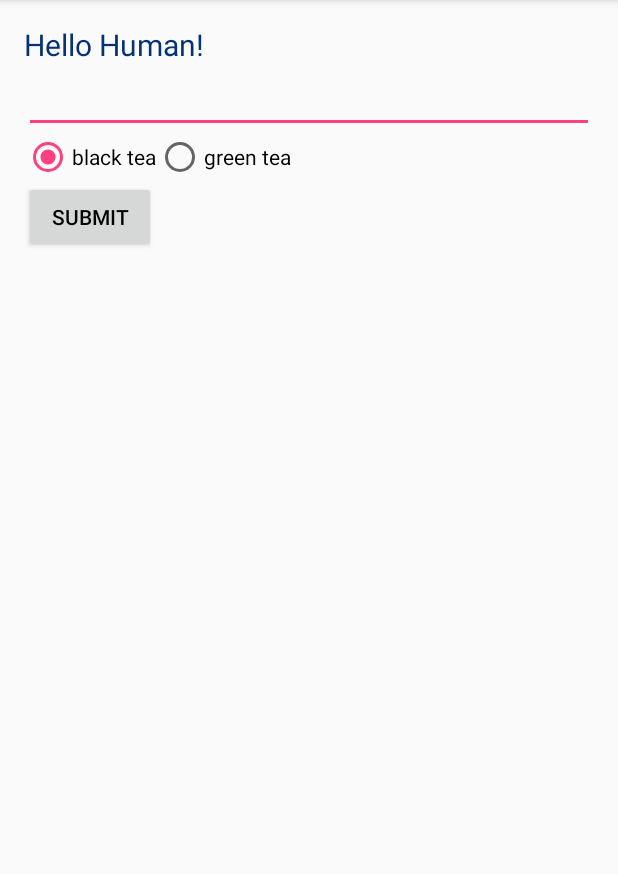
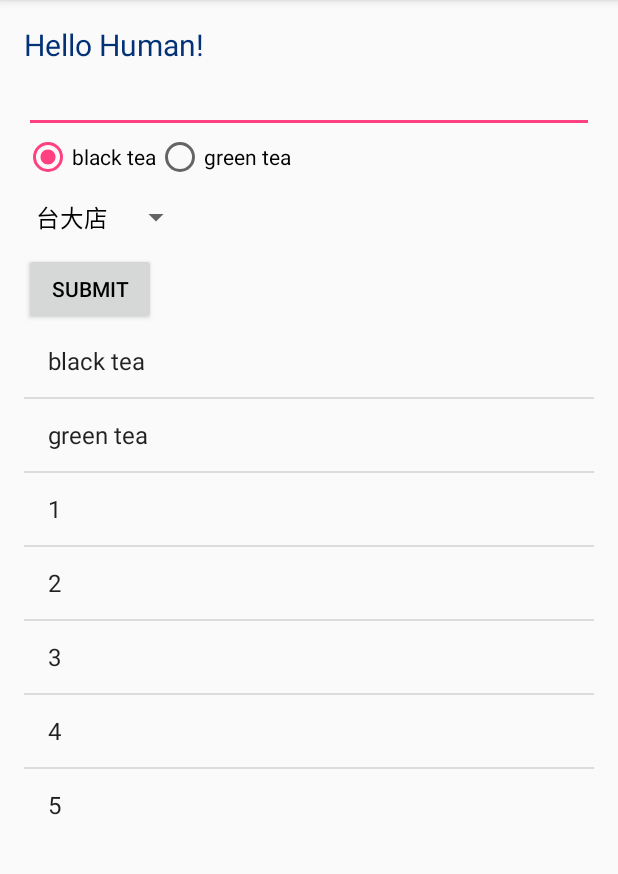
Before and after one commit to winlaii/android_270, an Android app: the screen it shows after launch (MainActivity), on a phone screen of 412 x 824 dp, the part 84-958 px from its top. Run offline under Robolectric (Android 15) with nearby library versions, the phone set to English and light mode, and no system bars.

Commit message:
add listview and spinner

```diff
--- a/SimpleUI/app/src/main/java/com/example/user/simpleui/MainActivity.java
+++ b/SimpleUI/app/src/main/java/com/example/user/simpleui/MainActivity.java
@@ -4,15 +4,20 @@ import android.support.v7.app.AppCompatActivity;
 import android.os.Bundle;
 import android.view.KeyEvent;
 import android.view.View;
+import android.widget.ArrayAdapter;
 import android.widget.EditText;
+import android.widget.ListView;
 import android.widget.RadioButton;
 import android.widget.RadioGroup;
+import android.widget.Spinner;
 import android.widget.TextView;
 
 public class MainActivity extends AppCompatActivity {
     TextView textView;
     EditText editText;
     RadioGroup radioGroup;
+    ListView listView;
+    Spinner spinner;
 
     String selectedTea = "black tea";
 
@@ -24,6 +29,8 @@ public class MainActivity extends AppCompatActivity {
         textView = (TextView)findViewById(R.id.textView);
         editText= (EditText)findViewById(R.id.editText);
         radioGroup = (RadioGroup)findViewById(R.id.radioGroup);
+        listView = (ListView)findViewById(R.id.listView);
+        spinner = (Spinner)findViewById(R.id.spinner);
 
         editText.setOnKeyListener(new View.OnKeyListener() {
             @Override
@@ -44,6 +51,22 @@ public class MainActivity extends AppCompatActivity {
                 selectedTea = radioButton.getText().toString();
             }
         });
+        setupListView();
+        setupSpinner();
+    }
+
+    public void setupListView()
+    {
+        String[] data = new String[]{"black tea", "green tea", "1", "2", "3", "4", "5"};
+        ArrayAdapter<String> adapter = new ArrayAdapter<String>(this,android.R.layout.simple_list_item_1, data);
+        listView.setAdapter(adapter);
+    }
+
+    public void setupSpinner()
+    {
+        String[] data= getResources().getStringArray(R.array.storeInfos);
+        ArrayAdapter<String> adapter = new ArrayAdapter<String>(this, android.R.layout.simple_spinner_dropdown_item, data);
+        spinner.setAdapter(adapter);
     }
 
     public void submit(View view)
--- a/SimpleUI/app/src/main/res/layout/activity_main.xml
+++ b/SimpleUI/app/src/main/res/layout/activity_main.xml
@@ -26,7 +26,7 @@
         android:layout_alignParentStart="true"
         android:onClick="submit"
         android:textColor="#000000"
-        android:layout_below="@+id/radioGroup" />
+        android:layout_below="@+id/spinner" />
 
     <EditText
         android:layout_width="match_parent"
@@ -60,4 +60,20 @@
             android:text="green tea" />
     </RadioGroup>
 
+    <ListView
+        android:layout_width="wrap_content"
+        android:layout_height="wrap_content"
+        android:id="@+id/listView"
+        android:layout_below="@+id/button"
+        android:layout_alignParentLeft="true"
+        android:layout_alignParentStart="true" />
+
+    <Spinner
+        android:layout_width="wrap_content"
+        android:layout_height="wrap_content"
+        android:id="@+id/spinner"
+        android:layout_below="@+id/radioGroup"
+        android:layout_alignParentLeft="true"
+        android:layout_alignParentStart="true" />
+
 </RelativeLayout>
--- /dev/null
+++ b/SimpleUI/app/src/main/res/values/array.xml
@@ -0,0 +1,11 @@
+<?xml version="1.0" encoding="utf-8"?>
+<resources>
+    <string-array name="storeInfos">
+        <item> 台大店</item>
+        <item> 公館店</item>
+        <item> 西門店</item>
+        <item> 復興店</item>
+        <item> 師大店</item>
+        <item> 永大店</item>
+    </string-array>
+</resources>
```
